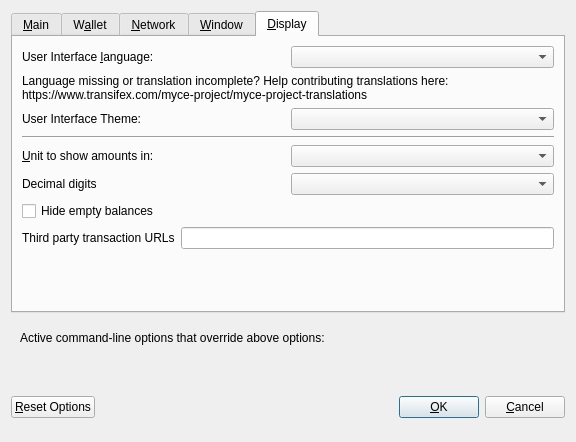
Before: the Qt Designer form src/qt/forms/optionsdialog.ui in myceworld/myce, drawn with Qt 5.
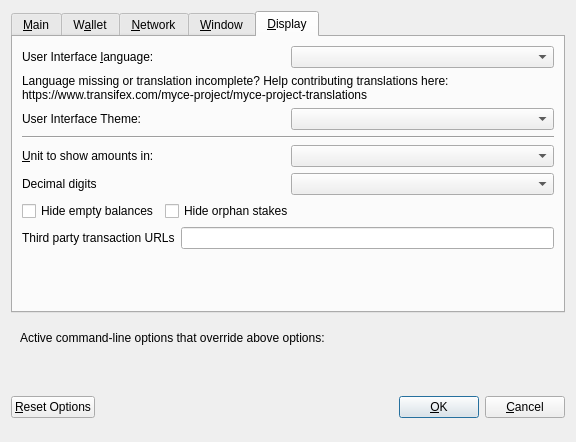
After: the same form once the commit is applied. The open tabs and pages were chosen to show the change. Custom widgets are drawn as their Qt base class.

The edit to the form file:
```diff
--- a/src/qt/forms/optionsdialog.ui
+++ b/src/qt/forms/optionsdialog.ui
@@ -521,7 +521,7 @@
         </widget>
        </item>
        <item>
-        <layout class="QHBoxLayout" name="horizontalLayout_4_Display" stretch="0,0">
+        <layout class="QHBoxLayout" name="horizontalLayout_2_Display" stretch="0,0">
          <item>
           <widget class="QLabel" name="themeLabel">
            <property name="text">
@@ -542,7 +542,7 @@
         </widget>
        </item>
        <item>
-        <layout class="QHBoxLayout" name="horizontalLayout_2_Display">
+        <layout class="QHBoxLayout" name="horizontalLayout_3_Display">
          <item>
           <widget class="QLabel" name="unitLabel">
            <property name="text">
@@ -566,7 +566,7 @@
         </layout>
        </item>
        <item>
-        <layout class="QHBoxLayout" name="horizontalLayout_5_Display">
+        <layout class="QHBoxLayout" name="horizontalLayout_4_Display">
          <item>
           <widget class="QLabel" name="digitsLabel">
            <property name="text">
@@ -580,6 +580,8 @@
         </layout>
        </item>
        <item>
+        <layout class="QHBoxLayout" name="horizontalLayout_5_Display">
+         <item>
         <widget class="QCheckBox" name="checkBoxHideZeroBalances">
          <property name="toolTip">
           <string>Hide empty balances</string>
@@ -593,7 +595,32 @@
         </widget>
        </item>
        <item>
-        <layout class="QHBoxLayout" name="horizontalLayout_3_Display">
+          <widget class="QCheckBox" name="checkBoxHideOrphans">
+           <property name="toolTip">
+            <string>Hide orphan stakes in transaction lists</string>
+           </property>
+           <property name="text">
+            <string>Hide orphan stakes</string>
+           </property>
+          </widget>
+         </item>
+         <item>
+          <spacer name="horizontalSpacer">
+           <property name="orientation">
+            <enum>Qt::Horizontal</enum>
+           </property>
+           <property name="sizeHint" stdset="0">
+            <size>
+             <width>40</width>
+             <height>20</height>
+            </size>
+           </property>
+          </spacer>
+         </item>
+        </layout>
+       </item>
+       <item>
+        <layout class="QHBoxLayout" name="horizontalLayout_6_Display">
          <item>
           <widget class="QLabel" name="thirdPartyTxUrlsLabel">
            <property name="toolTip">
```
Left out of the diff: 2 changed lines with no effect on the pictures. Lines whose indentation alone changed are shown as unchanged.
